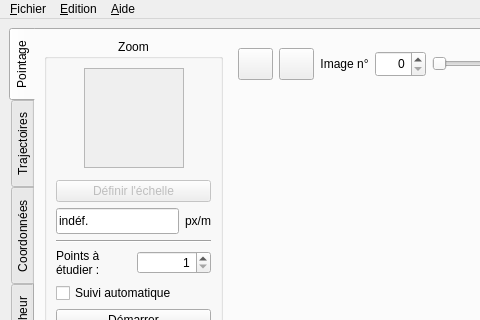
First picture: the form in src/pymecavideo_mini_layout.ui, repository rene-d/pymecavideo, before the edit; both pictures show x 0 to 480 and y 0 to 320 of the 1000 by 762 pixel window.
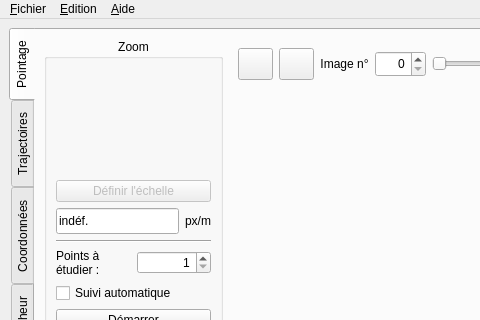
Second picture: the form after the edit. Icons and pictures are not drawn. Custom widgets are drawn as their Qt base class.

Commit message: plusieurs changements : les widgets originaux ne sont plus des descendants de QLabel, comme changement principal

Diff of the .ui file:
```diff
--- a/src/pymecavideo_mini_layout.ui
+++ b/src/pymecavideo_mini_layout.ui
@@ -145,10 +145,7 @@
               </spacer>
              </item>
              <item>
-              <widget class="QLabel" name="label_zoom">
-               <property name="enabled">
-                <bool>true</bool>
-               </property>
+              <widget class="Zoom" name="zoom_zone" native="true">
                <property name="sizePolicy">
                 <sizepolicy hsizetype="Fixed" vsizetype="Fixed">
                  <horstretch>0</horstretch>
@@ -161,27 +158,6 @@
                  <height>100</height>
                 </size>
                </property>
-               <property name="maximumSize">
-                <size>
-                 <width>100</width>
-                 <height>100</height>
-                </size>
-               </property>
-               <property name="autoFillBackground">
-                <bool>true</bool>
-               </property>
-               <property name="frameShape">
-                <enum>QFrame::StyledPanel</enum>
-               </property>
-               <property name="frameShadow">
-                <enum>QFrame::Sunken</enum>
-               </property>
-               <property name="text">
-                <string/>
-               </property>
-               <property name="alignment">
-                <set>Qt::AlignHCenter|Qt::AlignTop</set>
-               </property>
               </widget>
              </item>
              <item>
@@ -1773,6 +1749,12 @@
    <extends>QTableWidget</extends>
    <header>standarddragtable.h</header>
   </customwidget>
+  <customwidget>
+   <class>Zoom</class>
+   <extends>QWidget</extends>
+   <header location="global">image_widget</header>
+   <container>1</container>
+  </customwidget>
  </customwidgets>
  <resources>
   <include location="icon.qrc"/>
```
Left out of the diff: 4 changed lines with no effect on the pictures. The commit also changes 13 other files.
